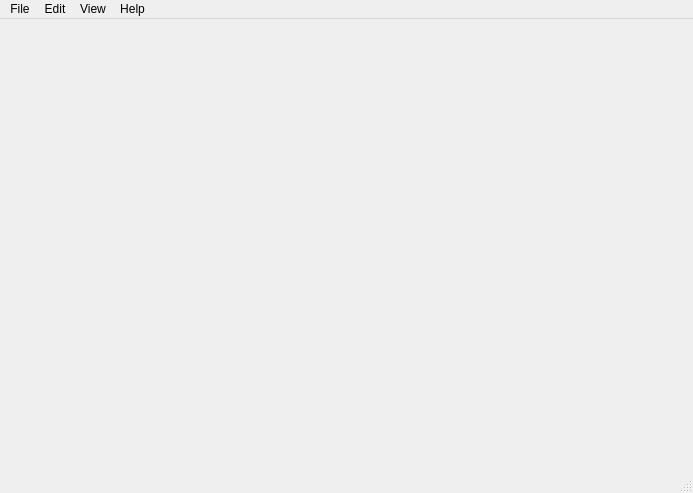
Old version of the form Apps/Editors/MainWindow.ui in the repository s-daveb/elemental-game.
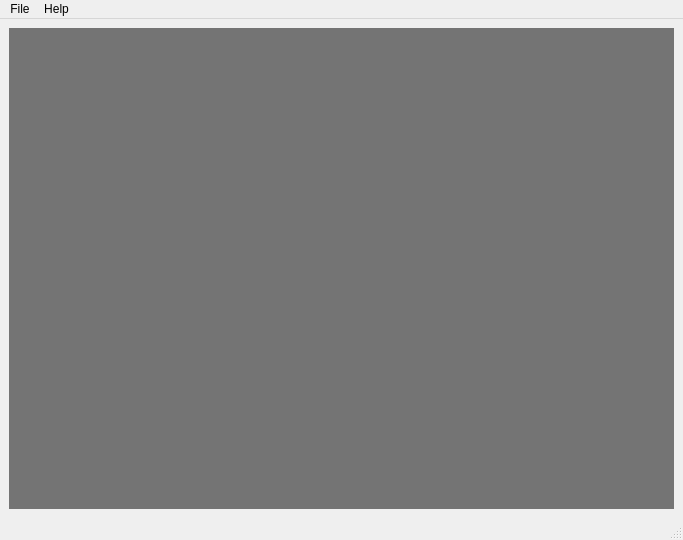
New version of the form.

```diff
--- a/Apps/Editors/MainWindow.ui
+++ b/Apps/Editors/MainWindow.ui
@@ -6,48 +6,91 @@
    <rect>
     <x>0</x>
     <y>0</y>
-    <width>693</width>
-    <height>493</height>
+    <width>683</width>
+    <height>540</height>
    </rect>
   </property>
+  <property name="sizePolicy">
+   <sizepolicy hsizetype="Preferred" vsizetype="Maximum">
+    <horstretch>0</horstretch>
+    <verstretch>0</verstretch>
+   </sizepolicy>
+  </property>
   <property name="windowTitle">
    <string>MainWindow</string>
   </property>
-  <property name="documentMode">
-   <bool>false</bool>
-  </property>
-  <widget class="QWidget" name="centralwidget"/>
+  <widget class="QWidget" name="centralWidget">
+   <property name="autoFillBackground">
+    <bool>false</bool>
+   </property>
+   <layout class="QHBoxLayout" name="horizontalLayout_2">
+    <item>
+     <layout class="QVBoxLayout" name="verticalLayout">
+      <item>
+       <widget class="QMdiArea" name="mdiArea">
+        <property name="autoFillBackground">
+         <bool>true</bool>
+        </property>
+        <property name="verticalScrollBarPolicy">
+         <enum>Qt::ScrollBarAsNeeded</enum>
+        </property>
+        <property name="horizontalScrollBarPolicy">
+         <enum>Qt::ScrollBarAsNeeded</enum>
+        </property>
+        <property name="sizeAdjustPolicy">
+         <enum>QAbstractScrollArea::AdjustToContentsOnFirstShow</enum>
+        </property>
+        <property name="background">
+         <brush brushstyle="SolidPattern">
+          <color alpha="150">
+           <red>30</red>
+           <green>30</green>
+           <blue>30</blue>
+          </color>
+         </brush>
+        </property>
+        <property name="viewMode">
+         <enum>QMdiArea::SubWindowView</enum>
+        </property>
+        <property name="documentMode">
+         <bool>true</bool>
+        </property>
+        <property name="tabsClosable">
+         <bool>true</bool>
+        </property>
+        <property name="tabsMovable">
+         <bool>true</bool>
+        </property>
+        <property name="tabPosition">
+         <enum>QTabWidget::North</enum>
+        </property>
+       </widget>
+      </item>
+     </layout>
+    </item>
+   </layout>
+  </widget>
   <widget class="QMenuBar" name="menubar">
    <property name="geometry">
     <rect>
      <x>0</x>
      <y>0</y>
-     <width>693</width>
+     <width>683</width>
      <height>24</height>
     </rect>
    </property>
-   <widget class="QMenu" name="fileMenu">
+   <widget class="QMenu" name="menuFile">
+    <property name="sizePolicy">
+     <sizepolicy hsizetype="Preferred" vsizetype="Preferred">
+      <horstretch>0</horstretch>
+      <verstretch>0</verstretch>
+     </sizepolicy>
+    </property>
     <property name="title">
      <string>File</string>
     </property>
     <addaction name="actionNew"/>
     <addaction name="actionOpen"/>
-    <addaction name="actionSave"/>
-   </widget>
-   <widget class="QMenu" name="vieMenu">
-    <property name="title">
-     <string>View</string>
-    </property>
-   </widget>
-   <widget class="QMenu" name="editMenu">
-    <property name="title">
-     <string>Edit</string>
-    </property>
-    <addaction name="actionCut"/>
-    <addaction name="actionCopy"/>
-    <addaction name="actionPaste"/>
-    <addaction name="separator"/>
-    <addaction name="actionPreferences"/>
    </widget>
    <widget class="QMenu" name="menuHelp">
     <property name="title">
@@ -56,9 +99,7 @@
     <addaction name="actionAbout"/>
     <addaction name="actionHelp"/>
    </widget>
-   <addaction name="fileMenu"/>
-   <addaction name="editMenu"/>
-   <addaction name="vieMenu"/>
+   <addaction name="menuFile"/>
    <addaction name="menuHelp"/>
   </widget>
   <widget class="QStatusBar" name="statusbar"/>
```
Left out of the diff: 51 changed lines with no effect on the pictures.
